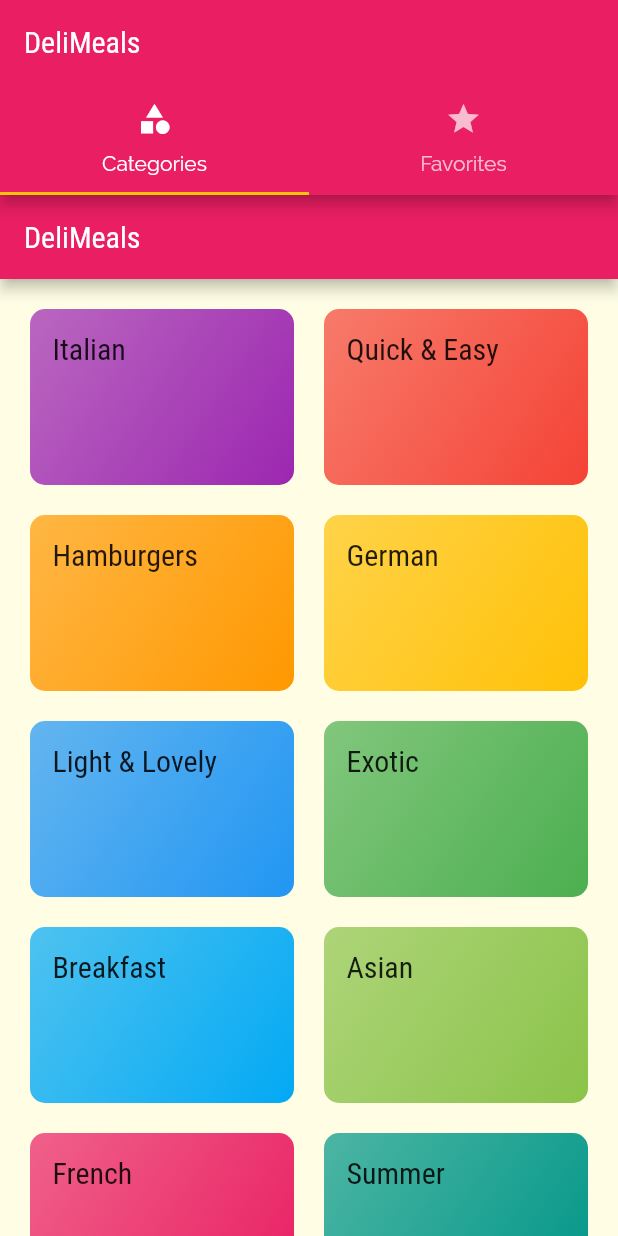
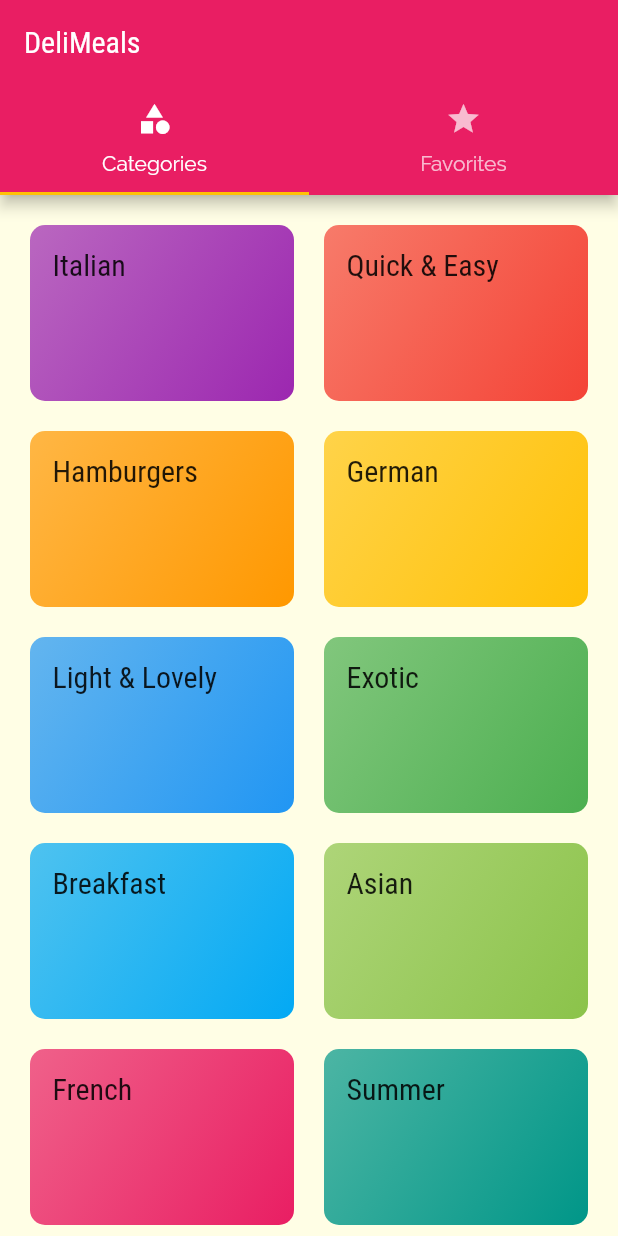
Before and after one commit to yusuf-delvi/deli_meals, a Flutter app: the screen it shows after launch, on a phone screen of 412 x 824 dp. Run offline on Flutter 3.47's test engine with Material 2 defaults, Android fonts, the phone set to English and light mode, and no system bars.

Commit message:
remove app bar in categories page

```diff
--- a/lib/pages/categories_page.dart
+++ b/lib/pages/categories_page.dart
@@ -9,9 +9,6 @@ class CategoriesPage extends StatelessWidget {
   @override
   Widget build(BuildContext context) {
     return Scaffold(
-      appBar: AppBar(
-        title: const Text('DeliMeals'),
-      ),
       body: GridView(
         gridDelegate: const SliverGridDelegateWithMaxCrossAxisExtent(
           maxCrossAxisExtent: 200,
```
